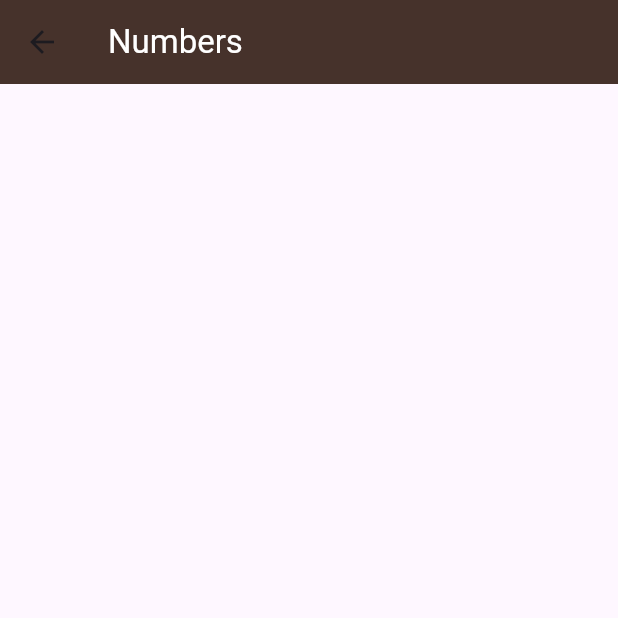
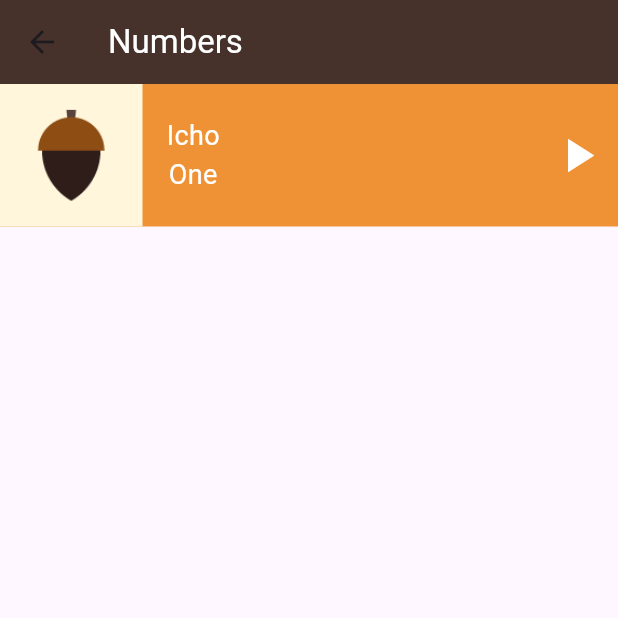
Before and after one commit to ali4hassan9ali2022/language_learning_app, a Flutter app: the NumbersView screen opened directly, on a phone screen of 412 x 824 dp, the top half of it. Run offline on Flutter 3.47's test engine with Material 3 defaults, Android fonts, the phone set to English and light mode, and no system bars.

Commit message:
create list item and refactor code

```diff
--- a/lib/Views/numbers_view.dart
+++ b/lib/Views/numbers_view.dart
@@ -1,4 +1,5 @@
 import 'package:flutter/material.dart';
+import 'package:language_learning_app/Widgets/list_item.dart';
 
 class NumbersView extends StatelessWidget {
   const NumbersView({super.key});
@@ -15,6 +16,7 @@ class NumbersView extends StatelessWidget {
           ),
         ),
       ),
+      body: const ListItem(),
     );
   }
 }
--- /dev/null
+++ b/lib/Widgets/list_item.dart
@@ -0,0 +1,53 @@
+import 'package:flutter/material.dart';
+
+class ListItem extends StatelessWidget {
+  const ListItem({
+    super.key,
+  });
+
+  @override
+  Widget build(BuildContext context) {
+    return Container(
+      height: 95,
+      color: const Color(0xffEF9235),
+      child: Row(
+        children: [
+          Container(
+            color: const Color(0xffFFF6DC),
+            child: Image.asset("assets/images/numbers/number_one.png"),
+          ),
+          const Padding(
+            padding: EdgeInsets.only(left: 16),
+            child: Column(
+              mainAxisAlignment: MainAxisAlignment.center,
+              children: [
+                Text(
+                  "Icho",
+                  style: TextStyle(
+                    color: Colors.white,
+                    fontSize: 18,
+                  ),
+                ),
+                Text(
+                  "One",
+                  style: TextStyle(
+                    color: Colors.white,
+                    fontSize: 18,
+                  ),
+                ),
+              ],
+            ),
+          ),
+          const Spacer(),
+          IconButton(
+              onPressed: () {},
+              icon: const Icon(
+                Icons.play_arrow,
+                size: 38,
+                color: Colors.white,
+              ))
+        ],
+      ),
+    );
+  }
+}
```
